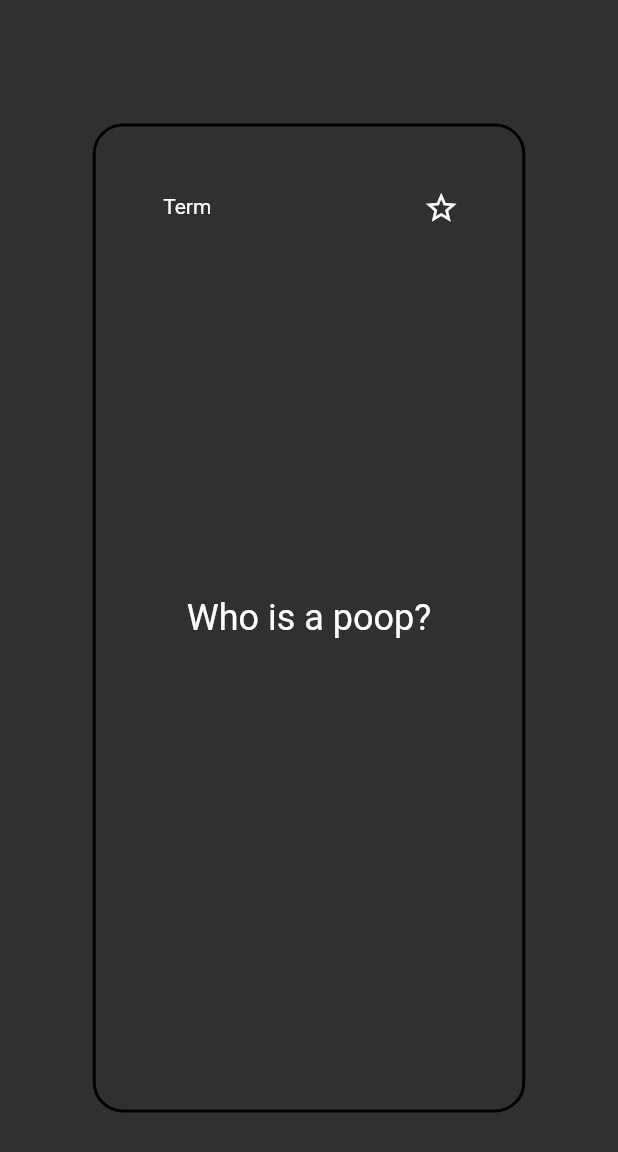
After one commit to Daniel-Choi3810/study.AI, a Flutter app: the screen it shows after launch, on a phone screen of 412 x 824 dp. The commit adds this screen. Shown: the top 1152 px of the screen. Run offline on Flutter 3.47's test engine with Material 2 defaults, Android fonts, the phone set to English and light mode, and no system bars; drawn by our look-alikes of flip_card; our stand-ins replace flutter_dotenv, flutter_riverpod.

Commit message:
Refactored flash card widget logic

```diff
--- a/lib/main.dart
+++ b/lib/main.dart
@@ -1,7 +1,7 @@
 import 'package:flutter/material.dart';
 import 'package:flutter_dotenv/flutter_dotenv.dart';
 import 'package:flutter_riverpod/flutter_riverpod.dart';
-import 'package:intellistudy/view/pages/home_page.dart';
+import 'package:intellistudy/view/pages/test_page.dart';
 
 void main() async {
   await dotenv.load(fileName: ".env");
@@ -22,7 +22,7 @@ class MyApp extends StatelessWidget {
       debugShowCheckedModeBanner: false,
       title: 'Study Buddy',
       theme: ThemeData.dark(),
-      home: const MyHomePage(),
+      home: const TestPage(),
     );
   }
 }
--- /dev/null
+++ b/lib/view/components/flash_card/card_view.dart
@@ -0,0 +1,72 @@
+import 'package:flutter/material.dart';
+
+class CardSide extends StatefulWidget {
+  const CardSide(
+      {super.key,
+      required this.text,
+      required this.side,
+      required this.isStarred,
+      required this.height,
+      required this.width,
+      required this.onPressed});
+  final String text;
+  final String side;
+  final bool isStarred;
+  final void Function() onPressed;
+  final double height;
+  final double width;
+
+  @override
+  State<CardSide> createState() => _CardSideState();
+}
+
+class _CardSideState extends State<CardSide> {
+  @override
+  Widget build(BuildContext context) {
+    return Container(
+      decoration: BoxDecoration(
+        borderRadius: BorderRadius.circular(20),
+        border: Border.all(
+          color: Colors.black,
+          width: 2,
+        ),
+      ),
+      height: widget.height,
+      width: widget.width,
+      child: Stack(
+        children: [
+          Align(
+            alignment: Alignment.center,
+            child: Text(
+              widget.text,
+              style: Theme.of(context).textTheme.headline5,
+            ),
+          ),
+          Align(
+            alignment: Alignment.topRight,
+            child: Padding(
+              padding: const EdgeInsets.all(30.0),
+              child: IconButton(
+                onPressed: widget.onPressed,
+                icon: widget.isStarred
+                    ? const Icon(Icons.star)
+                    : const Icon(
+                        Icons.star_border,
+                      ),
+              ),
+            ),
+          ),
+          Align(
+            alignment: Alignment.topLeft,
+            child: Padding(
+              padding: const EdgeInsets.all(45.0),
+              child: Text(
+                widget.side,
+              ),
+            ),
+          ),
+        ],
+      ),
+    );
+  }
+}
```
Also changed, not shown: lib/view/components/flash_card/flash_card.dart (+21 -93 lines).
